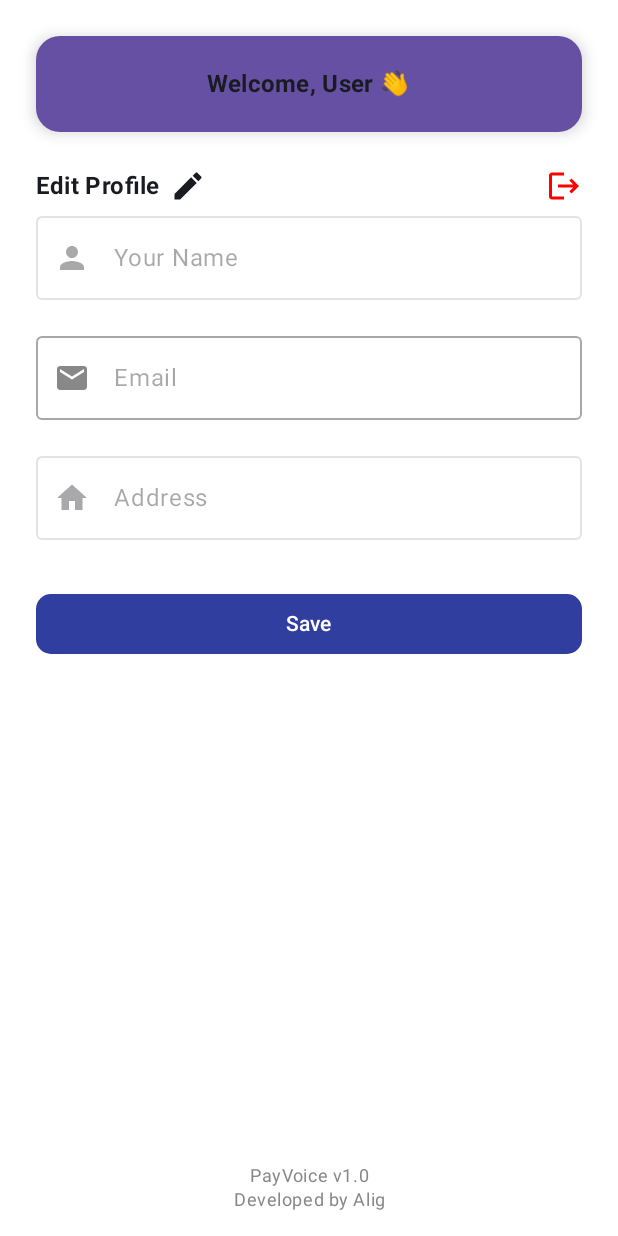
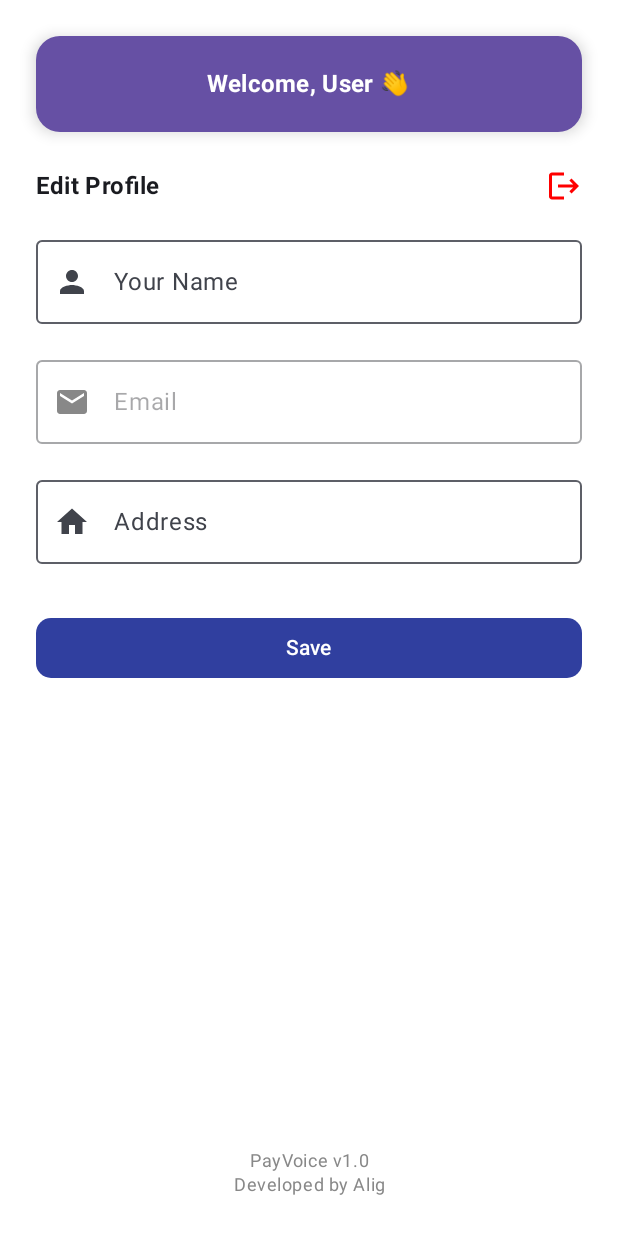
Before and after one commit to Ariifff/PayVoice, an Android app built with Jetpack Compose: the composable ProfileScreen shown on its own in the app's theme, after a tap on "Save", on a phone screen of 412 x 824 dp. Run offline under Robolectric (Android 15) with nearby library versions, the phone set to English and light mode, and no system bars; our stand-ins replace Firebase (no records; nobody signed in at launch, a user with empty details on screens opened directly); 1 other tap on this screen came first.

Commit message:
refined profile page

```diff
--- a/app/src/main/java/com/arif/payvoice/MainScreen.kt
+++ b/app/src/main/java/com/arif/payvoice/MainScreen.kt
@@ -83,7 +83,7 @@ fun MainScreen(
             composable(Routes.History) { HistoryScreen(viewModel) }
             composable(Routes.Settings) { SettingsScreen(bottomNavController) }
             composable(Routes.Profile) { ProfileScreen(navController) }
-            composable(Routes.Faq) { FaqScreen() }
+            composable(Routes.Faq) { FaqScreen(onBack = { bottomNavController.popBackStack() }) }
             composable(Routes.PrivacyPolicy) { PrivacyPolicyScreen(onBack = { bottomNavController.popBackStack() }) }
             composable(Routes.TermsAndConditions) { TermsAndConditionsScreen(onBack = { bottomNavController.popBackStack() }) }
 
--- a/app/src/main/java/com/arif/payvoice/mainpage/ProfileScreen.kt
+++ b/app/src/main/java/com/arif/payvoice/mainpage/ProfileScreen.kt
@@ -6,25 +6,16 @@ import androidx.compose.foundation.clickable
 import androidx.compose.foundation.layout.*
 import androidx.compose.foundation.shape.RoundedCornerShape
 import androidx.compose.material.icons.Icons
-import androidx.compose.material.icons.filled.AccountBalanceWallet
-import androidx.compose.material.icons.filled.Edit
-import androidx.compose.material.icons.filled.Email
-import androidx.compose.material.icons.filled.Home
-import androidx.compose.material.icons.filled.Logout
-import androidx.compose.material.icons.filled.Person
-import androidx.compose.material.icons.filled.Store
+import androidx.compose.material.icons.filled.*
 import androidx.compose.material3.*
 import androidx.compose.runtime.*
-import androidx.compose.runtime.saveable.rememberSaveable
 import androidx.compose.ui.Modifier
-import androidx.compose.ui.unit.dp
-import androidx.compose.ui.Alignment
 import androidx.compose.ui.graphics.Color
-import androidx.compose.ui.graphics.Color.Companion.Gray
-import androidx.compose.ui.graphics.Color.Companion.Red
 import androidx.compose.ui.platform.LocalContext
 import androidx.compose.ui.text.font.FontWeight
 import androidx.compose.ui.text.style.TextAlign
+import androidx.compose.ui.unit.dp
+import androidx.compose.ui.Alignment
 import androidx.navigation.NavHostController
 import com.arif.payvoice.model.User
 import com.arif.payvoice.ui.theme.Indigo
@@ -35,60 +26,129 @@ import com.google.firebase.auth.FirebaseAuth
 import com.google.firebase.database.database
 
 
+@OptIn(ExperimentalMaterial3Api::class)
 @Composable
 fun ProfileScreen(
     navController: NavHostController
 ) {
-    var name by remember { mutableStateOf("") }
-    var email by remember { mutableStateOf("") }
-    var address by remember { mutableStateOf("") }
-    var showError by remember { mutableStateOf(false) }
+    // State variables
+    var user by remember { mutableStateOf<User?>(null) }
     var isEditing by remember { mutableStateOf(false) }
+    var showLogoutDialog by remember { mutableStateOf(false) }
     val auth = FirebaseAuth.getInstance()
     val currentUser = auth.currentUser
-    var user by remember { mutableStateOf<User?>(null) }
+    val context = LocalContext.current
     val database = Firebase.database.reference
-    var isInitialLoad by rememberSaveable { mutableStateOf(true) }
-    val context = LocalContext.current
 
-
-    // Fetch user data when screen loads
+    // Fetch user data on first load
     LaunchedEffect(currentUser?.uid) {
-        if(isInitialLoad && currentUser?.uid !=null ) {
+        if (currentUser?.uid != null) {
             getUserData(
                 userId = currentUser.uid,
                 onSuccess = { fetchedUser ->
                     user = fetchedUser
-                    name = fetchedUser.name
-                    email = fetchedUser.email
-                    address = fetchedUser.address
-                    isInitialLoad = false
                 },
                 onFailure = { exception ->
                     Toast.makeText(context, "Failed to load user data", Toast.LENGTH_SHORT).show()
-
-                    isInitialLoad = false
                 }
             )
         }
     }
 
-    Box (
-        modifier = Modifier.fillMaxSize()
-            .background(color = White)
-    ){
+    // Logout Confirmation Dialog
+    if (showLogoutDialog) {
+        LogoutConfirmationDialog(
+            onConfirm = {
+                auth.signOut()
+                Toast.makeText(context, "Logged out", Toast.LENGTH_SHORT).show()
+                navController.navigate("login") { popUpTo(0) }
+                showLogoutDialog = false
+            },
+            onDismiss = { showLogoutDialog = false }
+        )
+    }
+
+    Scaffold(
+        bottomBar = {
+            // Footer positioned near navigation
+            Column(
+                modifier = Modifier
+                    .fillMaxWidth()
+                    .padding(16.dp),
+                horizontalAlignment = Alignment.CenterHorizontally
+            ) {
+                VersionFooter()
+            }
+        }
+    ) { paddingValues ->
         Column(
             modifier = Modifier
                 .fillMaxSize()
+                .background(White)
+                .padding(paddingValues)
+        ) {
+            Column(
+                modifier = Modifier
+                    .weight(1f)
                     .padding(24.dp),
                 verticalArrangement = Arrangement.Top,
                 horizontalAlignment = Alignment.CenterHorizontally
             ) {
                 // Profile Header Card
+                ProfileHeaderCard(user?.name ?: "User")
+
+                Spacer(modifier = Modifier.height(24.dp))
+
+                // Edit Profile Section
+                EditProfileSection(
+                    isEditing = isEditing,
+                    onEditClick = { isEditing = true },
+                    onLogoutClick = { showLogoutDialog = true }
+                )
+
+                Spacer(modifier = Modifier.height(16.dp))
+
+                // Profile Form
+                ProfileForm(
+                    user = user,
+                    isEditing = isEditing,
+                    onNameChange = { user = user?.copy(name = it) },
+                    onAddressChange = { user = user?.copy(address = it) }
+                )
+
+                Spacer(modifier = Modifier.height(32.dp))
+
+                // Save Button
+                if (isEditing) {
+                    SaveButton(
+                        onClick = {
+                            user?.let {
+                                updateUserData(
+                                    userId = currentUser?.uid ?: return@SaveButton,
+                                    user = it.copy(uid = currentUser?.uid ?: ""), // Ensure UID is included
+                                    onSuccess = {
+                                        Toast.makeText(context, "Profile updated", Toast.LENGTH_SHORT).show()
+                                        isEditing = false
+                                    },
+                                    onFailure = {
+                                        Toast.makeText(context, "Update failed", Toast.LENGTH_SHORT).show()
+                                    }
+                                )
+                            }
+                        }
+                    )
+                }
+            }
+
+
+        }
+    }
+}
+
+@Composable
+private fun ProfileHeaderCard(userName: String) {
     Card(
-                modifier = Modifier
-                    .fillMaxWidth()
-                    .padding(bottom = 24.dp),
+        modifier = Modifier.fillMaxWidth(),
         elevation = CardDefaults.cardElevation(defaultElevation = 6.dp),
         colors = CardDefaults.cardColors(containerColor = Purple40),
         shape = RoundedCornerShape(16.dp)
@@ -100,13 +160,21 @@ fun ProfileScreen(
             horizontalAlignment = Alignment.CenterHorizontally
         ) {
             Text(
-                        text = "Welcome, ${if (name.isNotEmpty()) name else "User"} 👋",
+                text = "Welcome, $userName 👋",
                 style = MaterialTheme.typography.titleMedium,
-                        fontWeight = FontWeight.Bold
+                fontWeight = FontWeight.Bold,
+                color = White
             )
         }
     }
+}
 
+@Composable
+private fun EditProfileSection(
+    isEditing: Boolean,
+    onEditClick: () -> Unit,
+    onLogoutClick: () -> Unit
+) {
     Row(
         verticalAlignment = Alignment.CenterVertically,
         horizontalArrangement = Arrangement.SpaceBetween,
@@ -118,141 +186,143 @@ fun ProfileScreen(
                 style = MaterialTheme.typography.titleMedium,
                 fontWeight = FontWeight.Bold,
             )
+            if (!isEditing) {
                 Spacer(modifier = Modifier.width(6.dp))
                 Icon(
                     imageVector = Icons.Default.Edit,
                     contentDescription = "edit",
-                        modifier = Modifier.clickable { isEditing = true }
+                    modifier = Modifier.clickable(onClick = onEditClick)
                 )
+            }
         }
 
         Icon(
             imageVector = Icons.Default.Logout,
             contentDescription = "logout",
-                    tint = Red,
-                    modifier = Modifier
-                        .clickable {
-                            FirebaseAuth.getInstance().signOut()
-                            Toast.makeText(context, "Logged out", Toast.LENGTH_SHORT).show()
-                            navController.navigate("login") {
-                                popUpTo(0) { inclusive = true }
+            tint = Color.Red,
+            modifier = Modifier.clickable(onClick = onLogoutClick)
+        )
+    }
 }
 
-                    }
-                )
-
-            }
-
-            key("name_field_${currentUser?.uid}") {
+@Composable
+private fun ProfileForm(
+    user: User?,
+    isEditing: Boolean,
+    onNameChange: (String) -> Unit,
+    onAddressChange: (String) -> Unit
+) {
+    Column(modifier = Modifier.fillMaxWidth()) {
         OutlinedTextField(
-                    value = name,
-                    onValueChange = { name = it },
+            value = user?.name ?: "",
+            onValueChange = onNameChange,
             label = { Text("Your Name") },
             leadingIcon = { Icon(Icons.Default.Person, contentDescription = null) },
             singleLine = true,
             modifier = Modifier.fillMaxWidth(),
             enabled = isEditing
         )
-            }
 
         Spacer(modifier = Modifier.height(16.dp))
 
-            key("email_field_${currentUser?.uid}") {
         OutlinedTextField(
-                    value = email.ifEmpty { currentUser?.email ?: "" },
+            value = user?.email ?: "",
             onValueChange = {},
             label = { Text("Email") },
             leadingIcon = { Icon(Icons.Default.Email, contentDescription = null) },
             singleLine = true,
-                    isError = showError && !email.contains("@"),
             modifier = Modifier.fillMaxWidth(),
             enabled = false,
             colors = TextFieldDefaults.colors(
-                        disabledTextColor = Gray,
+                disabledTextColor = Color.Gray,
                 disabledContainerColor = White,
-                        disabledLeadingIconColor = Gray
+                disabledLeadingIconColor = Color.Gray
             )
         )
-            }
 
         Spacer(modifier = Modifier.height(16.dp))
 
-            key("address_field_${currentUser?.uid}") {
         OutlinedTextField(
-                    value = address,
-                    onValueChange = { address = it },
+            value = user?.address ?: "",
+            onValueChange = onAddressChange,
             label = { Text("Address") },
             leadingIcon = { Icon(Icons.Default.Home, contentDescription = null) },
             modifier = Modifier.fillMaxWidth(),
             enabled = isEditing
         )
     }
-
-            if (showError) {
-                Text(
-                    text = "Please enter valid Email",
-                    color = Red,
-                    style = MaterialTheme.typography.bodySmall,
-                    modifier = Modifier.padding(top = 8.dp)
-                )
 }
 
-            Spacer(modifier = Modifier.height(32.dp))
-
-
+@Composable
+private fun SaveButton(onClick: () -> Unit) {
     Button(
-                onClick = {
-                        // Update user data in Firebase
-                        currentUser?.uid?.let { userId ->
-                            val updatedUser = User(
-                                uid = userId,
-                                name = name,
-                                email = email,
-                                address = address
-                            )
-
-                            database.child("users").child(userId).setValue(updatedUser)
-                                .addOnSuccessListener {
-                                    Toast.makeText(context, "Profile updated successfully", Toast.LENGTH_SHORT).show()
-                                    isEditing = false
-                                }
-                                .addOnFailureListener {
-                                    Toast.makeText(context, "Failed to update profile", Toast.LENGTH_SHORT).show()
-                                    isEditing = true // Keep in edit mode if update fails
-                                }
-                        }
-
-                },
+        onClick = onClick,
         colors = ButtonDefaults.buttonColors(containerColor = Indigo),
         modifier = Modifier.fillMaxWidth(),
         shape = RoundedCornerShape(10.dp)
     ) {
-                Text(text="Save", color = Color.White)
+        Text(text = "Save", color = Color.White)
+    }
 }
 
-        }
-
+@Composable
+private fun VersionFooter() {
     Text(
         text = "PayVoice v1.0\nDeveloped by Alig",
         style = MaterialTheme.typography.bodySmall,
         modifier = Modifier
             .fillMaxWidth()
-                .align(Alignment.BottomCenter)
-                .padding(16.dp),
+            .padding(bottom = 10.dp),
         textAlign = TextAlign.Center,
         color = Color.Gray
     )
-
 }
 
+@Composable
+private fun LogoutConfirmationDialog(
+    onConfirm: () -> Unit,
+    onDismiss: () -> Unit
+) {
+    AlertDialog(
+        onDismissRequest = onDismiss,
+        title = { Text("Confirm Logout", fontWeight = FontWeight.Bold) },
+        text = { Text("Are you sure you want to log out?") },
+        confirmButton = {
+            TextButton(
+                onClick = onConfirm,
+                colors = ButtonDefaults.textButtonColors(contentColor = Color.Red)
+            ) {
+                Text("Log Out")
+            }
+        },
+        dismissButton = {
+            TextButton(onClick = onDismiss) {
+                Text("Cancel")
+            }
+        }
+    )
 }
 
-fun getUserData(userId: String, onSuccess: (User) -> Unit, onFailure: (Exception) -> Unit) {
-    val database = Firebase.database.reference
-    database.child("users").child(userId).get()
+private fun getUserData(
+    userId: String,
+    onSuccess: (User) -> Unit,
+    onFailure: (Exception) -> Unit
+) {
+    Firebase.database.reference.child("users").child(userId).get()
         .addOnSuccessListener { dataSnapshot ->
-            val user = dataSnapshot.getValue(User::class.java)
-            user?.let(onSuccess) ?: onFailure(Exception("User data not found"))
+            dataSnapshot.getValue(User::class.java)?.let(onSuccess)
+                ?: onFailure(Exception("User data not found"))
         }
         .addOnFailureListener(onFailure)
 }
+
+private fun updateUserData(
+    userId: String,
+    user: User,
+    onSuccess: () -> Unit,
+    onFailure: () -> Unit
+) {
+    Firebase.database.reference.child("users").child(userId).setValue(user)
+        .addOnSuccessListener { onSuccess() }
+        .addOnFailureListener { onFailure() }
+}
```
Also changed, not shown: app/src/main/java/com/arif/payvoice/mainpage/setting/FaqScreen.kt (+125 -37 lines), app/src/main/java/com/arif/payvoice/mainpage/setting/PrivacyPolicyScreen.kt (+91 -54 lines), app/src/main/java/com/arif/payvoice/mainpage/setting/TermsAndConditionsScreen.kt (+75 -25 lines), app/src/main/java/com/arif/payvoice/starter/LoginScreen.kt (line endings or trailing spaces). Lines whose indentation alone changed are shown as unchanged.
